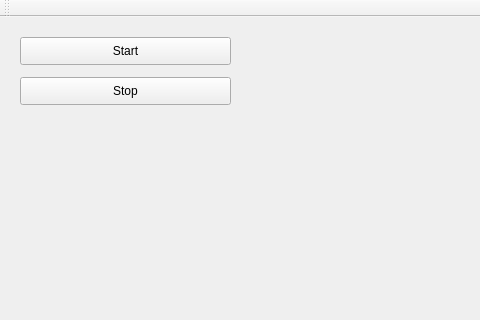
Before: the Qt Designer form apps/pipe/pipe_viewer.ui in keva92/lgca, drawn with Qt 5; both pictures show x 0 to 480 and y 0 to 320 of the 1024 by 576 pixel window.
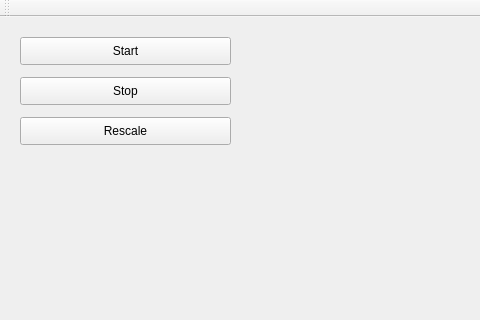
After: the same form once the commit is applied. Custom widgets are drawn as their Qt base class.

Commit message: Changed viewed data from density to momentum for pipe

What changed in the file:
```diff
--- a/apps/pipe/pipe_viewer.ui
+++ b/apps/pipe/pipe_viewer.ui
@@ -50,6 +50,19 @@
      <string>Stop</string>
     </property>
    </widget>
+   <widget class="QPushButton" name="rescaleButton">
+    <property name="geometry">
+     <rect>
+      <x>20</x>
+      <y>100</y>
+      <width>211</width>
+      <height>28</height>
+     </rect>
+    </property>
+    <property name="text">
+     <string>Rescale</string>
+    </property>
+   </widget>
   </widget>
   <widget class="QMenuBar" name="menuBar">
    <property name="geometry">
```
The commit also changes 6 other files.
